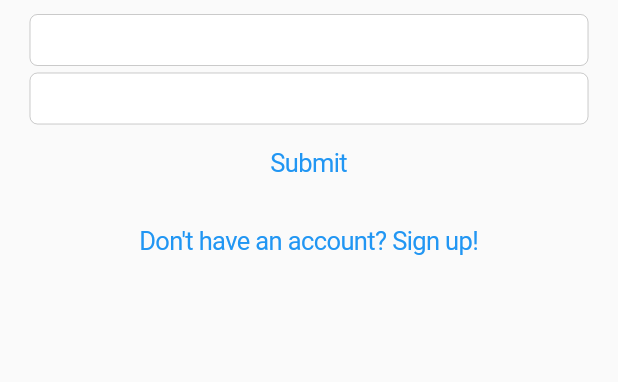
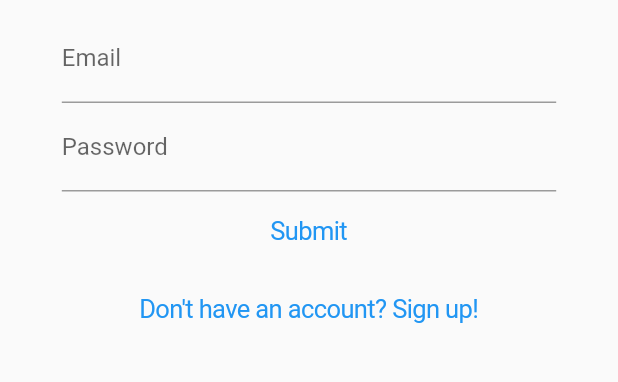
Before and after one commit to samhecht/jolt, a Flutter app: the screen it shows after launch, on a phone screen of 412 x 824 dp, the part 134-516 px from its top. Run offline on Flutter 3.47's test engine with Material 2 defaults, Android fonts, the phone set to English and light mode, and no system bars; our stand-ins replace firebase_auth, firebase_storage, geolocator, image_picker; accounts and stored records are empty.

Commit message:
made login and sign up forms look better and added validation to make sure that the fields aren't empty

```diff
--- a/jolt/lib/login.dart
+++ b/jolt/lib/login.dart
@@ -2,6 +2,7 @@ import 'package:flutter/material.dart';
 import 'package:flutter/rendering.dart';
 import 'package:flutter/cupertino.dart';
 import './authentication.dart';
+import './size_config.dart';
 
 class LoginScreen extends StatefulWidget {
   final VoidCallback loginCallback;
@@ -17,18 +18,26 @@ class LoginScreen extends StatefulWidget {
 }
 
 class _LoginScreenState extends State<LoginScreen> {
-  String username = '';
+  String email = '';
 
   String password = '';
+  final _formKey = GlobalKey<FormState>();
 
   @override
   Widget build(BuildContext context) {
+    SizeConfig().init(context);
     return Scaffold(
       appBar: AppBar(
         title: Text('Login'),
       ),
       body: Container(
-        margin: const EdgeInsets.only(left: 20.0, right: 20.0),
+        width: SizeConfig.blockSizeHorizontal * 80,
+        margin: EdgeInsets.only(
+          left: SizeConfig.blockSizeHorizontal * 10,
+        ),
+        child: Form(
+          key: _formKey,
+          child: SingleChildScrollView(
             child: Column(
               mainAxisAlignment: MainAxisAlignment.start,
               crossAxisAlignment: CrossAxisAlignment.center,
@@ -40,15 +49,32 @@ class _LoginScreenState extends State<LoginScreen> {
                   ),
                   padding: EdgeInsets.only(bottom: 10, top: 10),
                 ),
-            Padding(
-              child: CupertinoTextField(
+                TextFormField(
+                  decoration: const InputDecoration(
+                    labelText: 'Email',
+                    hintText: 'email@email.com',
+                  ),
+                  validator: (value) {
+                    if (value.isEmpty) {
+                      return 'Please enter some text';
+                    }
+                    return null;
+                  },
                   onChanged: (value) {
-                  username = value;
+                    email = value;
                   },
                 ),
-              padding: EdgeInsets.only(bottom: 5),
+                TextFormField(
+                  decoration: const InputDecoration(
+                    labelText: 'Password',
+                    hintText: 'password',
                   ),
-            CupertinoTextField(
+                  validator: (value) {
+                    if (value.isEmpty) {
+                      return 'Please enter some text';
+                    }
+                    return null;
+                  },
                   onChanged: (value) {
                     password = value;
                   },
@@ -56,14 +82,18 @@ class _LoginScreenState extends State<LoginScreen> {
                 CupertinoButton(
                   child: Text('Submit'),
                   onPressed: () async {
+                    if (_formKey.currentState.validate()) {
                       try {
-                  print('username: ' + username + ', password: ' + password);
+                        print('username: ' + email + ', password: ' + password);
                         String userId =
-                      await widget.auth.signIn(username.trim(), password);
+                            await widget.auth.signIn(email.trim(), password);
                         print('logging in ' + userId);
                         widget.loginCallback();
                       } catch (e) {
                         print('Error logging in: ' + e.message);
+                      }
+                    } else {
+                      print('form invalid');
                     }
                   },
                 ),
@@ -76,6 +106,8 @@ class _LoginScreenState extends State<LoginScreen> {
               ],
             ),
           ),
+        ),
+      ),
     );
   }
 }
```
Also changed, not shown: jolt/lib/signup.dart (+68 -15 lines). Lines whose indentation alone changed are shown as unchanged.
